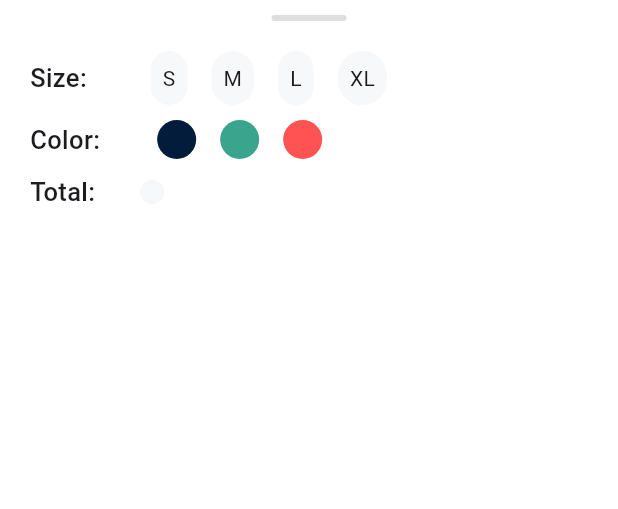
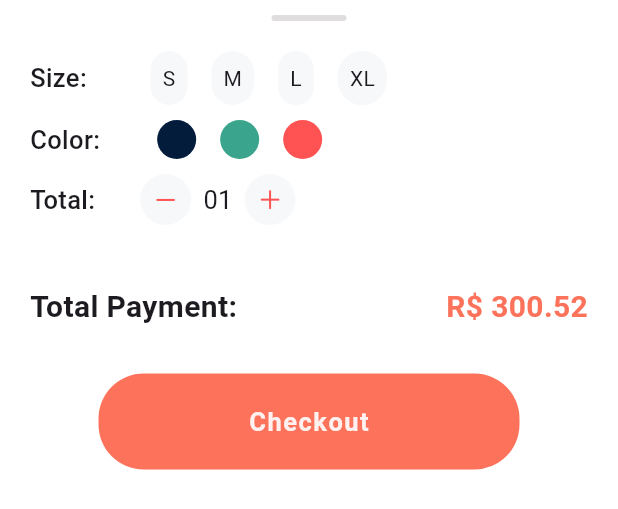
Before and after one commit to PedroPog/E-Commerce_Flutter, a Flutter app: the CustomBottomSheet widget shown alone on an empty page, opened directly, on a phone screen of 412 x 824 dp. Shown: the top 509 px of the screen. Run offline on Flutter 3.47's test engine with Material 3 defaults, Android fonts, the phone set to English and light mode, and no system bars; our stand-ins replace flutter_rating_bar.

Commit message:
Finalizado Front

```diff
--- a/lib/screens/home_screen.dart
+++ b/lib/screens/home_screen.dart
@@ -110,6 +110,7 @@ class HomeScreen extends StatelessWidget {
                     ),
                   ),
                 ),
+                SizedBox(height: 40),
                 GridView.builder(
                   physics: NeverScrollableScrollPhysics(),
                   shrinkWrap: true,
@@ -128,16 +129,19 @@ class HomeScreen extends StatelessWidget {
                       maxHeight: 290.0 + 70.0,
                       child: Container(
                         margin: EdgeInsets.only(top: 70),
+                        padding: EdgeInsets.only(right: 10 ,left: 10),
                         child: ProductCard(imgList[i]),
                       ),
                     );
                   },
                 ),
+                SizedBox(height: 100),
               ],
             ),
           ),
         ),
       ),
+
       bottomNavigationBar: BottomNavigationBar(
         backgroundColor: Colors.white,
         iconSize: 30,
--- a/lib/widgets/bottom_sheet.dart
+++ b/lib/widgets/bottom_sheet.dart
@@ -1,3 +1,5 @@
+import 'package:ecommerce/screens/cart_screen.dart';
+import 'package:flutter/cupertino.dart';
 import 'package:flutter/material.dart';
 
 class CustomBottomSheet extends StatelessWidget {
@@ -104,9 +106,76 @@ class CustomBottomSheet extends StatelessWidget {
                     color: Color(0xFFF7F8FA),
                     borderRadius: BorderRadius.circular(20)
                   ),
+                  child: Icon(
+                    CupertinoIcons.minus,
+                    size: 18,
+                    color: Colors.redAccent,
+                  ),
+                ),
+                SizedBox(width: 8),
+                Text("01",style: TextStyle(
+                  fontSize: 17,
+                  fontWeight: FontWeight.w400
+                  ),
+                ),
+                SizedBox(width: 8),
+                Container(
+                  padding: EdgeInsets.all(8),
+                  decoration: BoxDecoration(
+                    color: Color(0xFFF7F8FA),
+                    borderRadius: BorderRadius.circular(20)
+                  ),
+                  child: Icon(
+                    CupertinoIcons.add,
+                    size: 18,
+                    color: Colors.redAccent,
+                  ),
                 )
               ],
-            )
+            ),
+            SizedBox(height: 40),
+            Row(
+              mainAxisAlignment: MainAxisAlignment.spaceBetween,
+              children: [
+                Text(
+                  "Total Payment:",
+                  style: TextStyle(
+                    fontSize: 20,
+                    fontWeight: FontWeight.w600
+                  ),
+                ),
+                Text(
+                  "R\$ 300.52",
+                  style: TextStyle(
+                    color: Color(0xFFFD725A),
+                    fontSize: 20,
+                    fontWeight: FontWeight.w600
+                  ),
+                )
+              ],
+            ),
+            SizedBox(height: 30),
+            InkWell(
+              onTap: (){
+                Navigator.push(context, MaterialPageRoute(builder: (context)=>CartScreen()));
+              },
+              child: Container(
+                padding: EdgeInsets.symmetric(vertical: 20,horizontal: 100),
+                decoration: BoxDecoration(
+                  color: Color(0xFFFD725A),
+                  borderRadius: BorderRadius.circular(30)
+                ),
+                child: Text(
+                  "Checkout",
+                  style: TextStyle(
+                    fontSize: 17,
+                    fontWeight: FontWeight.w600,
+                    letterSpacing: 1,
+                    color: Colors.white.withOpacity(0.9)
+                  ),
+                ),
+              ),
+            ),
           ],
         ),
     );
--- a/lib/widgets/product_card.dart
+++ b/lib/widgets/product_card.dart
@@ -24,7 +24,7 @@ class ProductCard extends StatelessWidget {
                 child: Image.asset(
                   "assets/${img}.png",
                   fit: BoxFit.cover,
-                  height: 230,
+                  height: 200,
                   )
               ),
               Padding(
```
Also changed, not shown: lib/screens/cart_screen.dart (added, +146 -0 lines), lib/widgets/cart_item_samples.dart (added, +116 -0 lines), pubspec.lock, 1 other file.
